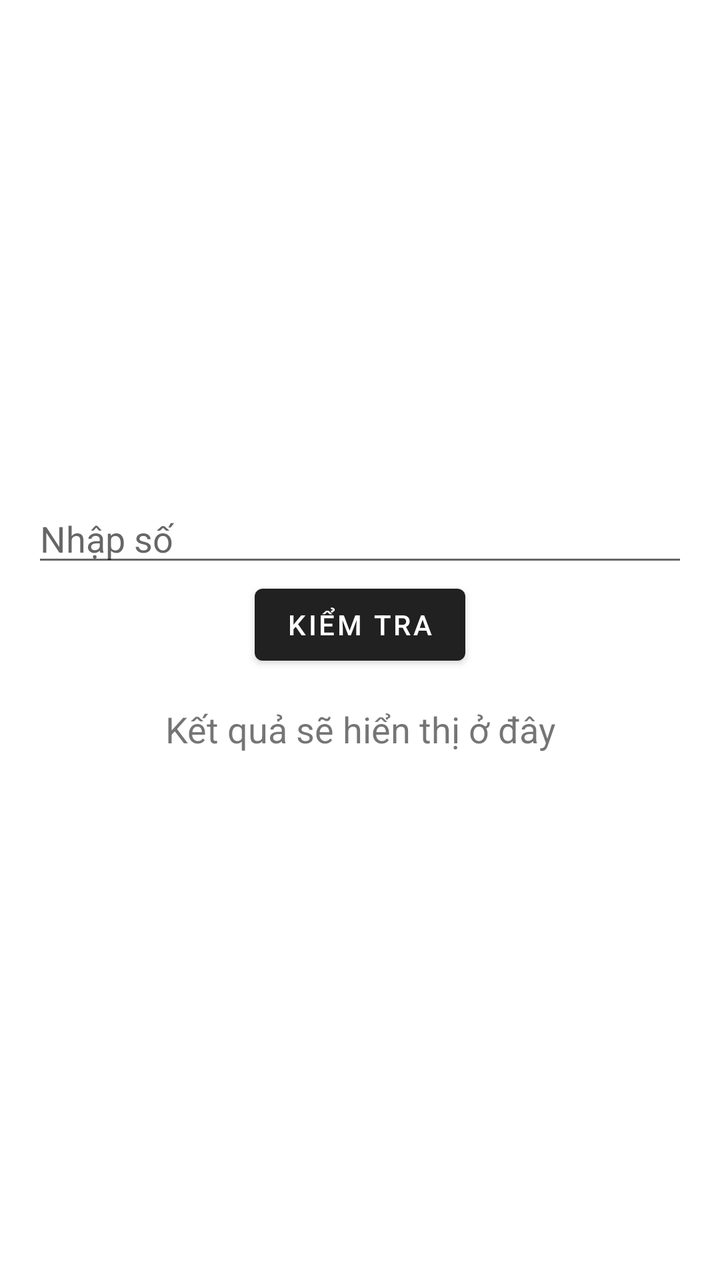
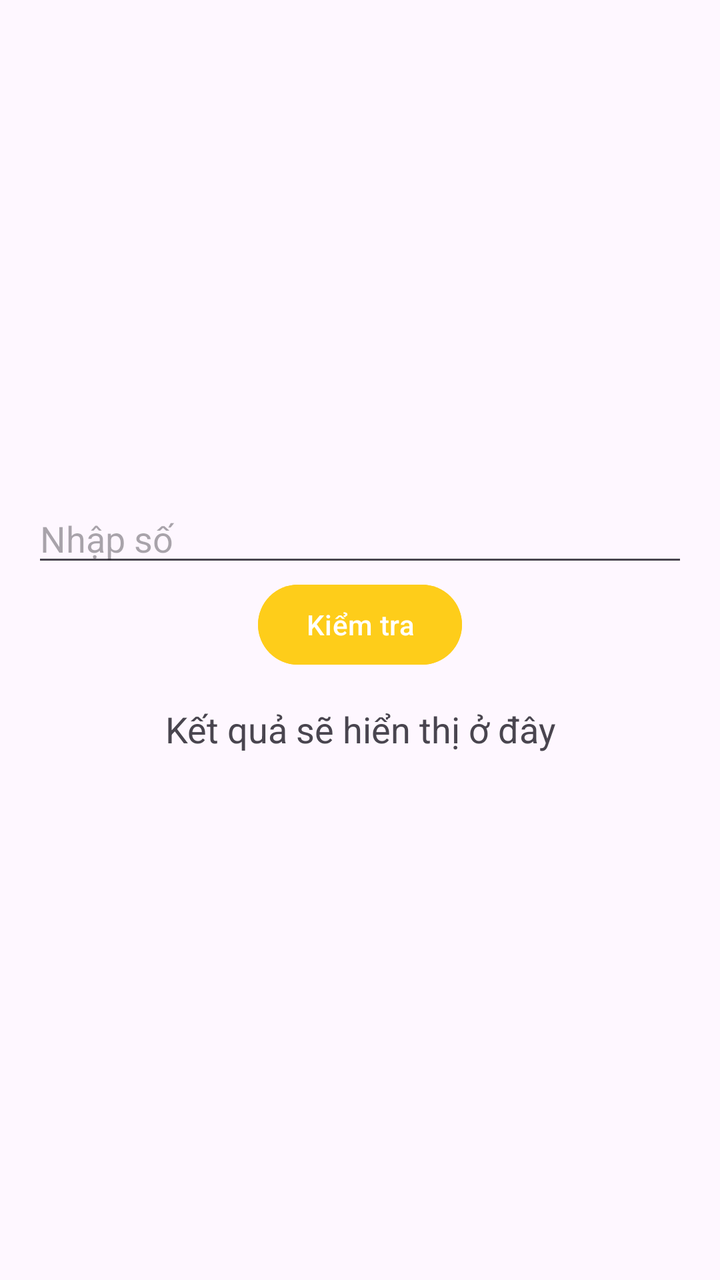

The first picture is an Android layout as it rendered before a commit; the second is the same layout after the commit. The layout source and the unified diff follow.
<!-- AndroidManifest.xml: application theme Theme.Ceb029_nguyenquocviet -->
<!-- res/layout/fragment_perfect_number.xml -->
<?xml version="1.0" encoding="utf-8"?>
<layout
        xmlns:android="http://schemas.android.com/apk/res/android"
        xmlns:tools="http://schemas.android.com/tools">

    <data>
        <variable
                name="viewModel"
                type="com.vietquoc.ceb029_nguyenquocviet.viewmodel.PerfectNumberViewModel" />
    </data>

    <FrameLayout
            android:layout_width="match_parent"
            android:layout_height="match_parent"
            tools:context=".fragments.PerfectNumberFragment">

        <LinearLayout
                android:layout_width="match_parent"
                android:layout_height="match_parent"
                android:orientation="vertical"
                android:gravity="center"
                android:padding="16dp">

            <EditText
                    android:id="@+id/etNumber"
                    android:layout_width="match_parent"
                    android:layout_height="wrap_content"
                    android:hint="Nhập số"
                    android:inputType="number" />

            <Button
                    android:id="@+id/btnCheck"
                    android:layout_width="wrap_content"
                    android:layout_height="wrap_content"
                    android:text="Kiểm tra" />

            <TextView
                    android:id="@+id/tvResult"
                    android:layout_width="match_parent"
                    android:layout_height="wrap_content"
                    android:text="Kết quả sẽ hiển thị ở đây"
                    android:textSize="18sp"
                    android:gravity="center"
                    android:padding="16dp" />

        </LinearLayout>
    </FrameLayout>
</layout>
<!-- resources referenced by this layout -->
<resources>
  <style name="Theme.Ceb029_nguyenquocviet" parent="Base.Theme.Ceb029_nguyenquocviet" />
  <style name="Base.Theme.Ceb029_nguyenquocviet" parent="Theme.MaterialComponents.DayNight.DarkActionBar">
          
          
      </style>
</resources>

<!-- the commit's change to res/layout/fragment_perfect_number.xml (unified diff, before → after) -->
@@ -30,6 +30,7 @@
 
             <Button
                     android:id="@+id/btnCheck"
+                    android:backgroundTint="@color/yellow"
                     android:layout_width="wrap_content"
                     android:layout_height="wrap_content"
                     android:text="Kiểm tra" />
<!-- resource entries referenced after the edit -->
@@ -1,9 +1,24 @@
 <!-- resources referenced by this layout -->
 <resources>
+  <color name="yellow">#FECD1A</color>
   <style name="Theme.Ceb029_nguyenquocviet" parent="Base.Theme.Ceb029_nguyenquocviet" />
-  <style name="Base.Theme.Ceb029_nguyenquocviet" parent="Theme.MaterialComponents.DayNight.DarkActionBar">
+  <style name="Base.Theme.Ceb029_nguyenquocviet" parent="Theme.Material3.Light.NoActionBar">
+          <item name="colorPrimary">@color/purple_500</item>
+          <item name="colorPrimaryVariant">@color/purple_700</item>
+          <item name="colorOnPrimary">@color/white</item>
           
+          <item name="colorSecondary">@color/teal_200</item>
+          <item name="colorSecondaryVariant">@color/teal_700</item>
+          <item name="colorOnSecondary">@color/black</item>
+          
+          <item name="android:statusBarColor" tools:targetApi="l">?attr/colorPrimaryVariant</item>
           
       </style>
+  <color name="purple_500">#FF6200EE</color>
+  <color name="purple_700">#FF3700B3</color>
+  <color name="white">#FFFFFFFF</color>
+  <color name="teal_200">#FF03DAC5</color>
+  <color name="teal_700">#FF018786</color>
+  <color name="black">#FF000000</color>
 </resources>
 
